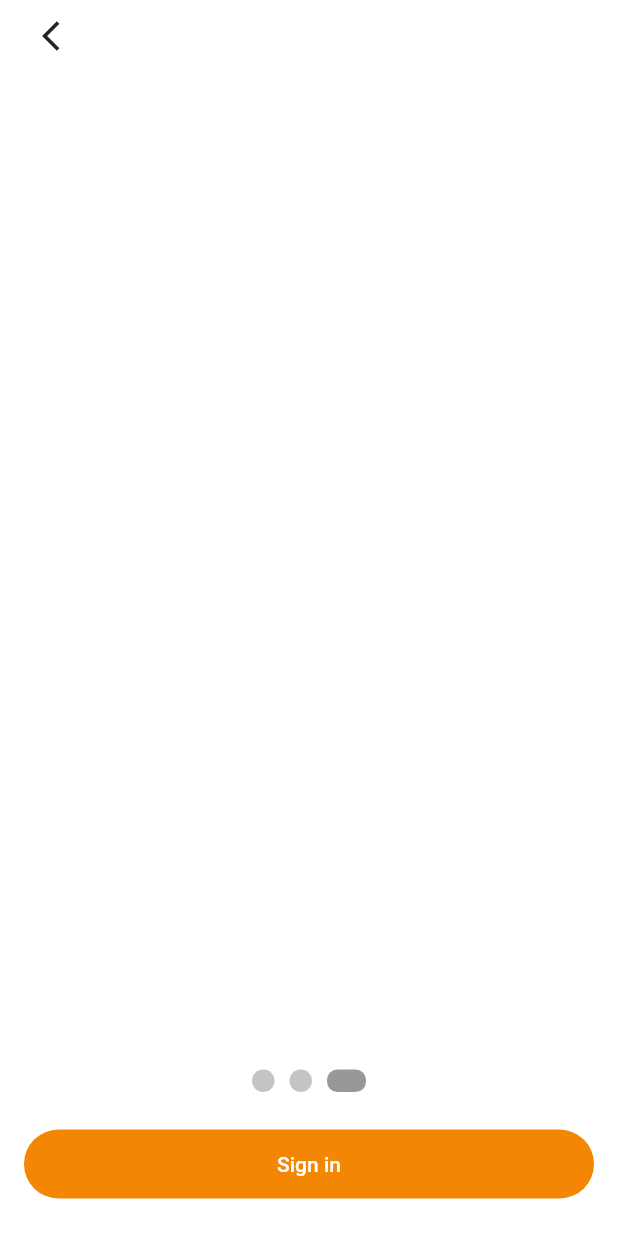
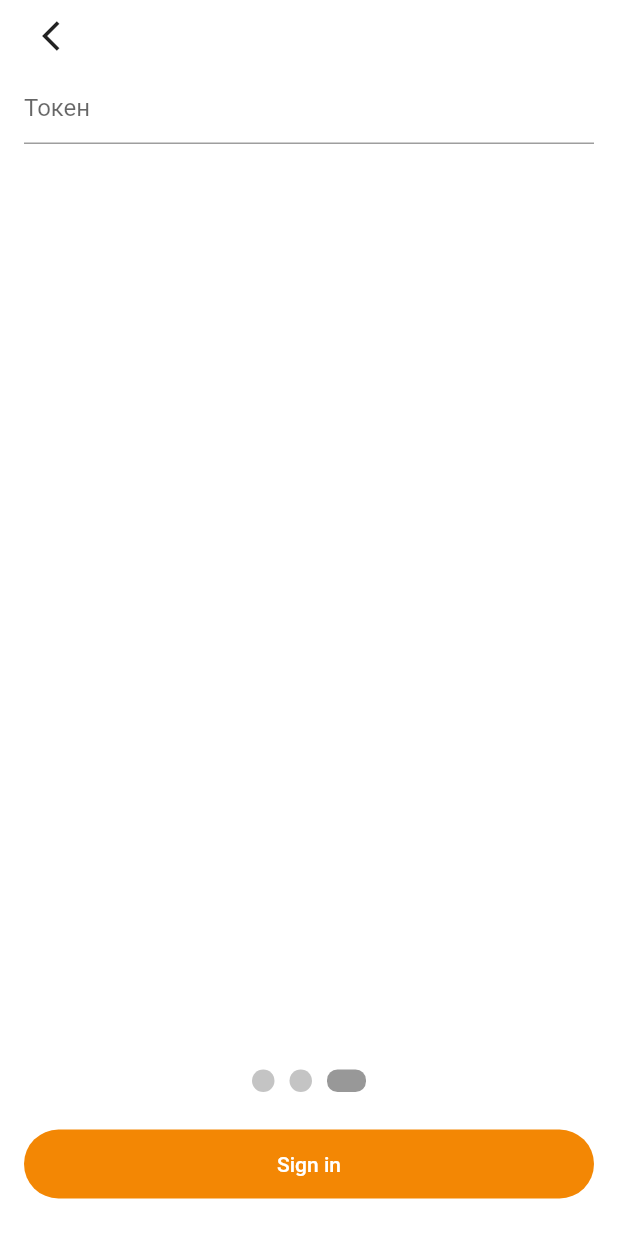
Before and after one commit to ekinsdrow/notion_client, a Flutter app: the screen it shows after launch, swiped to page 3, on a phone screen of 412 x 824 dp. Run offline on Flutter 3.47's test engine with Material 2 defaults, Android fonts, the light colour scheme and no system bars; our stand-ins replace auto_route, flutter_svg.

Commit message:
insert textfield

```diff
--- a/lib/presentation/pages/splash_page.dart
+++ b/lib/presentation/pages/splash_page.dart
@@ -3,6 +3,8 @@ import 'package:flutter/material.dart';
 import 'package:flutter_svg/flutter_svg.dart';
 import 'package:notion_client/internal/routers/router.gr.dart';
 import 'package:notion_client/presentation/assets_paths/resources.dart';
+
+
 
 class SplashPage extends StatefulWidget {
   const SplashPage({Key? key}) : super(key: key);
--- a/lib/presentation/pages/welcome_page/third_page.dart
+++ b/lib/presentation/pages/welcome_page/third_page.dart
@@ -1,5 +1,6 @@
 import 'package:flutter/material.dart';
 import 'package:notion_client/presentation/theme/paddings.dart';
+import 'package:notion_client/presentation/theme/theme.dart';
 
 //TODO(Ann):Page view
 class ThirdPage extends StatelessWidget {
@@ -27,6 +28,21 @@ class ThirdPage extends StatelessWidget {
               Icons.arrow_back_ios,
             ),
           ),
+          TextField(
+            decoration: InputDecoration(
+              hintText: 'Токен',
+              border: UnderlineInputBorder(
+                borderSide: BorderSide(
+                  color: AppTheme.primaryColor,
+                ),
+              ),
+              focusedBorder: UnderlineInputBorder(
+                borderSide: BorderSide(
+                  color: AppTheme.primaryColor,
+                ),
+              ),
+            ),
+          ),
         ],
       ),
     );
```
